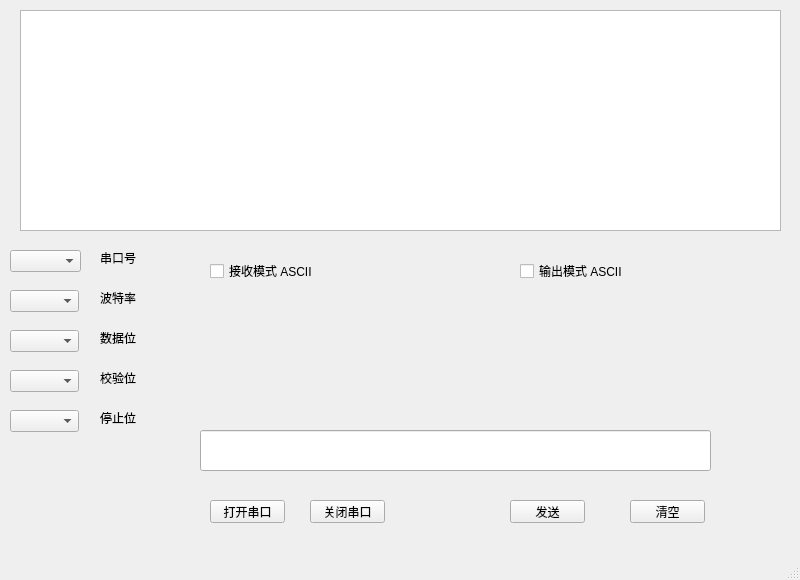
Above: serial/mainwindow.ui from dichi/SerialBasedonQt before the change. Below: the same form after it.
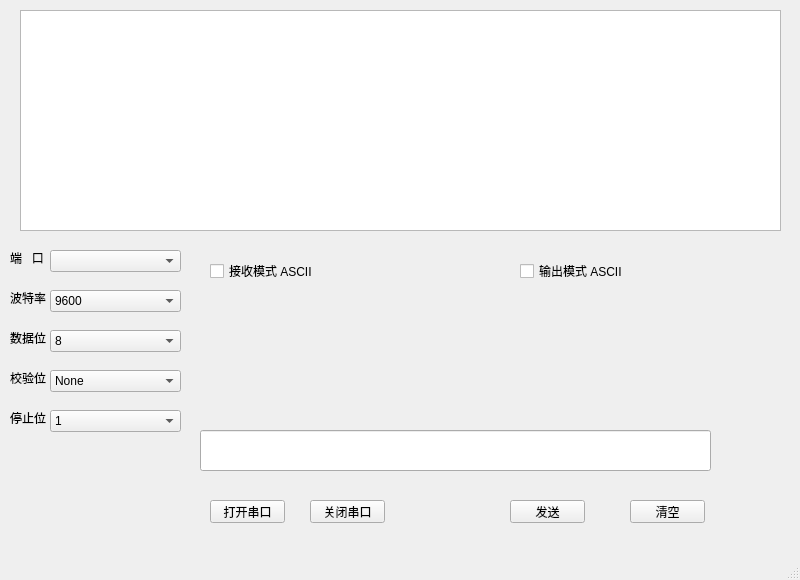
That is the form after the change.

Commit message:
将串口显示名字拉长
例如可以显示comxx（芯片型号） 然后打开串口时，对显示进行截断

Patch:
```diff
--- a/serial/mainwindow.ui
+++ b/serial/mainwindow.ui
@@ -42,15 +42,15 @@
    <widget class="QComboBox" name="baudrate">
     <property name="geometry">
      <rect>
-      <x>10</x>
+      <x>50</x>
       <y>290</y>
-      <width>69</width>
+      <width>131</width>
       <height>22</height>
      </rect>
     </property>
     <item>
      <property name="text">
-      <string/>
+      <string>9600</string>
      </property>
     </item>
     <item>
@@ -87,9 +87,9 @@
    <widget class="QComboBox" name="serialcb">
     <property name="geometry">
      <rect>
-      <x>10</x>
+      <x>50</x>
       <y>250</y>
-      <width>71</width>
+      <width>131</width>
       <height>22</height>
      </rect>
     </property>
@@ -97,15 +97,15 @@
    <widget class="QComboBox" name="datalength">
     <property name="geometry">
      <rect>
-      <x>10</x>
+      <x>50</x>
       <y>330</y>
-      <width>69</width>
+      <width>131</width>
       <height>22</height>
      </rect>
     </property>
     <item>
      <property name="text">
-      <string/>
+      <string>8</string>
      </property>
     </item>
     <item>
@@ -132,17 +132,12 @@
    <widget class="QComboBox" name="checkmethod">
     <property name="geometry">
      <rect>
-      <x>10</x>
+      <x>50</x>
       <y>370</y>
-      <width>69</width>
+      <width>131</width>
       <height>22</height>
      </rect>
     </property>
-    <item>
-     <property name="text">
-      <string/>
-     </property>
-    </item>
     <item>
      <property name="text">
       <string>None</string>
@@ -162,17 +157,12 @@
    <widget class="QComboBox" name="stopbit">
     <property name="geometry">
      <rect>
-      <x>10</x>
+      <x>50</x>
       <y>410</y>
-      <width>69</width>
+      <width>131</width>
       <height>22</height>
      </rect>
     </property>
-    <item>
-     <property name="text">
-      <string/>
-     </property>
-    </item>
     <item>
      <property name="text">
       <string>1</string>
@@ -192,20 +182,20 @@
    <widget class="QLabel" name="label">
     <property name="geometry">
      <rect>
-      <x>100</x>
+      <x>10</x>
       <y>250</y>
       <width>53</width>
       <height>15</height>
      </rect>
     </property>
     <property name="text">
-     <string>串口号</string>
+     <string>端   口</string>
     </property>
    </widget>
    <widget class="QLabel" name="label_2">
     <property name="geometry">
      <rect>
-      <x>100</x>
+      <x>10</x>
       <y>290</y>
       <width>53</width>
       <height>15</height>
@@ -218,7 +208,7 @@
    <widget class="QLabel" name="label_3">
     <property name="geometry">
      <rect>
-      <x>100</x>
+      <x>10</x>
       <y>330</y>
       <width>53</width>
       <height>15</height>
@@ -231,7 +221,7 @@
    <widget class="QLabel" name="label_4">
     <property name="geometry">
      <rect>
-      <x>100</x>
+      <x>10</x>
       <y>370</y>
       <width>53</width>
       <height>15</height>
@@ -244,7 +234,7 @@
    <widget class="QLabel" name="label_5">
     <property name="geometry">
      <rect>
-      <x>100</x>
+      <x>10</x>
       <y>410</y>
       <width>53</width>
       <height>15</height>
```
Left out of the diff: 10 changed lines with no effect on the pictures. The commit also changes 3 other files.
